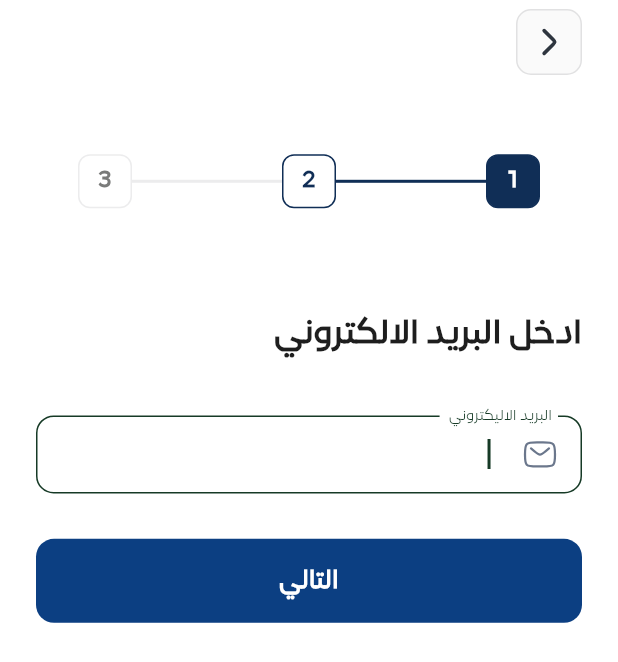
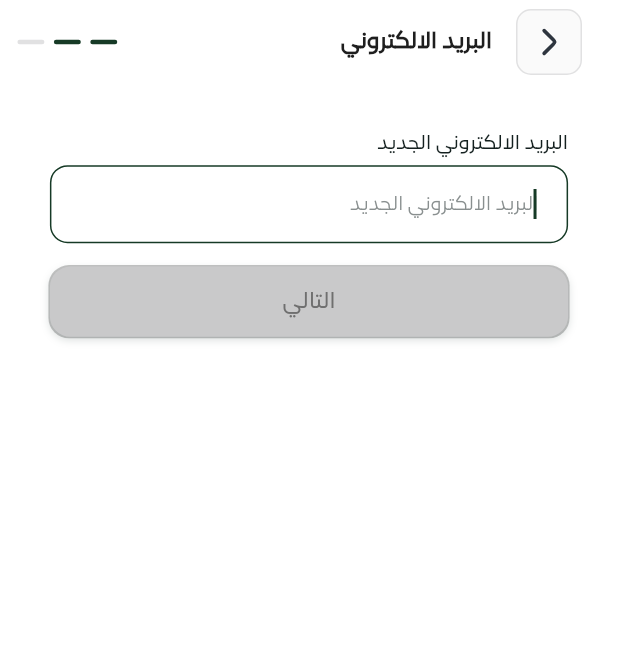
Before and after one commit to AmrHussei/falak_app, a Flutter app: the ChangeEmailScreen screen opened by its route, on a phone screen of 412 x 824 dp. Shown: the top 662 px of the screen. Run offline on Flutter 3.47's test engine with Material 3 defaults, Android fonts, the phone set to English and light mode, and no system bars; drawn by our look-alikes of flutter_animate; our stand-ins replace bloc, cached_network_image, carousel_slider, chewie, dartz, device_preview and 28 more; missing offline and left inert: dio_cache_interceptor, media_scanner; accounts and stored records are empty; network calls fail; statements that could not run were skipped; project files that could hold a hidden picture were left out.

Commit message:
refactor: remove OTP hardcoding and refactor change email flow
Refactors the One-Time Password (OTP) handling by removing a hardcoded fallback value and overhauls the "Change Email" user interface and logic for a cleaner, more robust experience.

- **OTP Handling:**
  - Removes the hardcoded fallback OTP (`011101`) in `ProfileCubit`. The system now relies entirely on the OTP received from the backend for all phone and email verification flows.
  - Removes a debug-only block that previously allowed bypassing the `changePassword` API call.

- **Change Email Flow Refactor:**
  - Redesigns the `ChangeEmailScreen`, replacing the old stepper and custom layout with a cleaner UI that uses a `StepsWidget`.
  - The "Next" button on the `ChangeEmailScreen` is now disabled until a valid email is entered, improving UX.
  - Implements an `isEmailValid` extension on `String` for robust email format validation.
  - Updates the OTP screen navigation logic:
    - After successfully changing the email and verifying the OTP, a success bottom sheet is displayed to confirm the change.
    - Route parameters for the OTP screen are adjusted to correctly manage navigation and state, including a new `isEmail` flag.

- **UI & Component Updates:**
  - Enhances `ChangePasswordBottomSheet` to be more reusable by allowing customizable titles, subtitles, and actions.

```diff
--- a/lib/config/routes/app_routes.dart
+++ b/lib/config/routes/app_routes.dart
@@ -115,6 +115,7 @@ class AppRoutes {
               currentStep: params['currentStep'] as int? ?? 0,
               width: params['width'] as double? ?? 0.0,
               title: params['title'] as String?,
+              isEmail:( params['isEmail'] as bool?)??false,
             );
           },
         );
--- a/lib/features/profile/presentation/view/screens/change_email_screen.dart
+++ b/lib/features/profile/presentation/view/screens/change_email_screen.dart
@@ -1,16 +1,14 @@
+import 'package:falak/core/extensions/string_sxtensions.dart';
+import 'package:falak/features/auth/presentation/view/widgets/steps_widget.dart';
 import 'package:flutter/material.dart';
 import 'package:flutter_bloc/flutter_bloc.dart';
+import 'package:flutter_hooks/flutter_hooks.dart';
 import 'package:flutter_screenutil/flutter_screenutil.dart';
-import 'package:flutter_svg/svg.dart';
-import 'package:falak/core/utils/app_colors.dart';
-import 'package:falak/core/utils/app_images.dart';
-import 'package:falak/core/utils/app_styles.dart';
 import 'package:falak/features/profile/presentation/view_model/profile/profile_cubit.dart';
 
 import '../../../../../core/widgets/adaptive_layout_widget.dart';
 import '../../../../../core/widgets/coustom_app_bar_widget.dart';
 import '../../../../../core/widgets/text_form_field_with_title_widget.dart';
-import '../../../../paegs/presentation/view/widgets/sales_agent/stepper_widget.dart';
 import '../widgets/change_email/change_email_button_widget.dart';
 
 class ChangeEmailScreen extends StatefulWidget {
@@ -32,11 +30,13 @@ class _ChangeEmailScreenState extends State<ChangeEmailScreen> {
 
   @override
   Widget build(BuildContext context) {
-    var cubit = context.read<ProfileCubit>();
-    return SafeArea(
-      child: Scaffold(
+    return Scaffold(
       appBar: CoustomAppBarWidget(
-          title: '',
+        title: 'البريد الالكتروني',
+        actions: [
+          StepsWidget(currentStep: 1, totalSteps: 3, width: 17.w),
+          8.horizontalSpace,
+        ],
       ),
       body: AdaptiveLayout(
         mobileLayout: (context) => ChangeEmailScreenMobileLayoutWidget(),
@@ -48,75 +48,35 @@ class _ChangeEmailScreenState extends State<ChangeEmailScreen> {
           ),
         ),
       ),
-      ),
     );
   }
 }
 
-class ChangeEmailScreenMobileLayoutWidget extends StatelessWidget {
-  const ChangeEmailScreenMobileLayoutWidget({
-    super.key,
-  });
+class ChangeEmailScreenMobileLayoutWidget extends HookWidget {
+  const ChangeEmailScreenMobileLayoutWidget({super.key});
 
   @override
   Widget build(BuildContext context) {
+    final isEmailValid = useState(false);
     ProfileCubit cubit = context.read<ProfileCubit>();
     return Form(
       key: cubit.editEmaileKey,
       child: SingleChildScrollView(
-        child: Center(
-          child: Padding(
-            padding: EdgeInsets.symmetric(horizontal: 24),
+        padding: EdgeInsets.symmetric(horizontal: 31.5.w, vertical: 32.h),
         child: Column(
           crossAxisAlignment: CrossAxisAlignment.center,
           children: [
-                48.verticalSpace,
-                Padding(
-                  padding: const EdgeInsets.symmetric(horizontal: 24),
-                  child: StepperWidget(
-                    stepperList: [
-                      BuildStep(
-                        title: '',
-                        isActive: true,
-                        isCompleted: true,
-                        stepNum: '1',
-                      ),
-                      SteperLineWidegt(
-                        isActive: true,
-                      ),
-                      BuildStep(
-                        title: '',
-                        isActive: true,
-                        isCompleted: false,
-                        stepNum: '2',
-                      ),
-                      SteperLineWidegt(
-                        isActive: false,
-                      ),
-                      BuildStep(
-                        title: '',
-                        isActive: false,
-                        isCompleted: false,
-                        stepNum: '3',
-                      ),
-                    ],
-                  ),
-                ),
-                40.verticalSpace,
-                Row(
-                  children: [
-                    Text(
-                      'ادخل البريد الالكتروني',
-                      style: AppStyles.styleBold24(context).copyWith(
-                        color: AppColors.typographyHeading(context),
-                      ),
-                    ),
-                  ],
-                ),
-                40.verticalSpace,
             TextFormFieldWithTitleWidget(
               controller: cubit.emailController,
-                  label: 'البريد الاليكتروني ',
+              onChanged: (value) {
+                if (value.isEmailValid) {
+                  isEmailValid.value = true;
+                } else {
+                  isEmailValid.value = false;
+                }
+              },
+              title: 'البريد الالكتروني الجديد',
+              hint: 'البريد الالكتروني الجديد',
               validator: (value) {
                 if (value == null) {
                   return 'يرجى ادخال البريد الاليكتروني  ';
@@ -132,29 +92,11 @@ class ChangeEmailScreenMobileLayoutWidget extends StatelessWidget {
               },
               autofocus: true,
               keyboardType: TextInputType.emailAddress,
-                  prefix: Padding(
-                    padding: EdgeInsets.symmetric(
-                      vertical: 12,
-                      horizontal: 16,
             ),
-                    child: ConstrainedBox(
-                      constraints: BoxConstraints(
-                        maxWidth: 24,
-                        maxHeight: 24,
-                      ),
-                      child: SvgPicture.asset(
-                        Assets.imagesLetter,
-                        fit: BoxFit.fill,
-                      ),
-                    ),
-                  ),
-                ),
-                31.verticalSpace,
-                ChangeEmailButtonWidget(),
+            16.verticalSpace,
+            ChangeEmailButtonWidget(isEmailValid:isEmailValid.value),
             31.verticalSpace,
           ],
-            ),
-          ),
         ),
       ),
     );
--- a/lib/features/profile/presentation/view/widgets/change_email/change_email_button_widget.dart
+++ b/lib/features/profile/presentation/view/widgets/change_email/change_email_button_widget.dart
@@ -1,40 +1,34 @@
+import 'package:falak/core/widgets/app_buttons.dart';
 import 'package:flutter/material.dart';
 import 'package:flutter_bloc/flutter_bloc.dart';
-import 'package:lottie/lottie.dart';
-import 'package:falak/core/utils/app_colors.dart';
-import 'package:falak/core/utils/app_styles.dart';
 import 'package:falak/core/utils/media_query_values.dart';
 import 'package:falak/features/profile/presentation/view_model/profile/profile_cubit.dart';
 
 import '../../../../../../config/routes/app_routes.dart';
-import '../../../../../../core/utils/app_animations.dart';
 import '../../../../../../core/utils/enums.dart';
 import '../../../../../../core/widgets/my_snackbar.dart';
 
 class ChangeEmailButtonWidget extends StatelessWidget {
-  const ChangeEmailButtonWidget({
-    super.key,
-  });
+  const ChangeEmailButtonWidget({super.key, required this.isEmailValid});
+
+  final bool isEmailValid;
 
   @override
   Widget build(BuildContext context) {
     ProfileCubit cubit = context.read<ProfileCubit>();
 
-    return ElevatedButton(
-      onPressed: () {
-        cubit.addEmail();
-      },
-      child: BlocConsumer<ProfileCubit, ProfileState>(
+    return BlocConsumer<ProfileCubit, ProfileState>(
       listenWhen: (previous, current) =>
           previous.addEmailRequestState != current.addEmailRequestState,
       listener: (context, state) {
         if (state.addEmailRequestState == RequestState.loaded) {
-            context.navigateToWithArguments(Routes.oTPScreen, {
+          context.navigateToWithReplacementAndArguments(Routes.oTPScreen, {
             'nextRoute': Routes.userInfoScreen,
+            'isEmail': true,
             'totalSteps': 3,
-              'currentStep': 3,
+            'currentStep': 2,
             'width': 95.0,
-              'title': 'فضلا ادخل الرمز  المرسل الي بريدك الاليكتروني'
+            'title': 'لقد تم إرسال رمز OTP إلى فضلا ادخل الرمز  المرسل الي بريدك الاليكتروني.  يرجى إدخاله أدناه.',
           });
           mySnackBar(
             state.addEmailModelMsg ?? 'هناك شئ ما خطأ حاول مجددا',
@@ -50,19 +44,15 @@ class ChangeEmailButtonWidget extends StatelessWidget {
         }
       },
       builder: (context, state) {
-          if (state.addEmailRequestState == RequestState.loading) {
-            return Lottie.asset(
-              AppAnimationAssets.loading,
+        return AppPrimaryButton(
+          isDisabled: !isEmailValid,
+          isLoading: state.addEmailRequestState == RequestState.loading,
+          onPressed: () {
+            cubit.addEmail();
+          },
+          text: 'التالي',
         );
-          } else {
-            return Text(
-              'التالي',
-              style: AppStyles.styleBold18(context)
-                  .copyWith(color: AppColors.white(context)),
-            );
-          }
       },
-      ),
     );
   }
 }
```
Also changed, not shown: lib/core/extensions/string_sxtensions.dart (+12 -0 lines), lib/features/auth/presentation/view/screens/otp_screen.dart (+26 -40 lines), lib/features/profile/presentation/view/widgets/change_password/change_password_bottom_sheet.dart (+27 -7 lines), lib/features/profile/presentation/view_model/profile/profile_cubit.dart (+4 -12 lines). Lines whose indentation alone changed are shown as unchanged.
